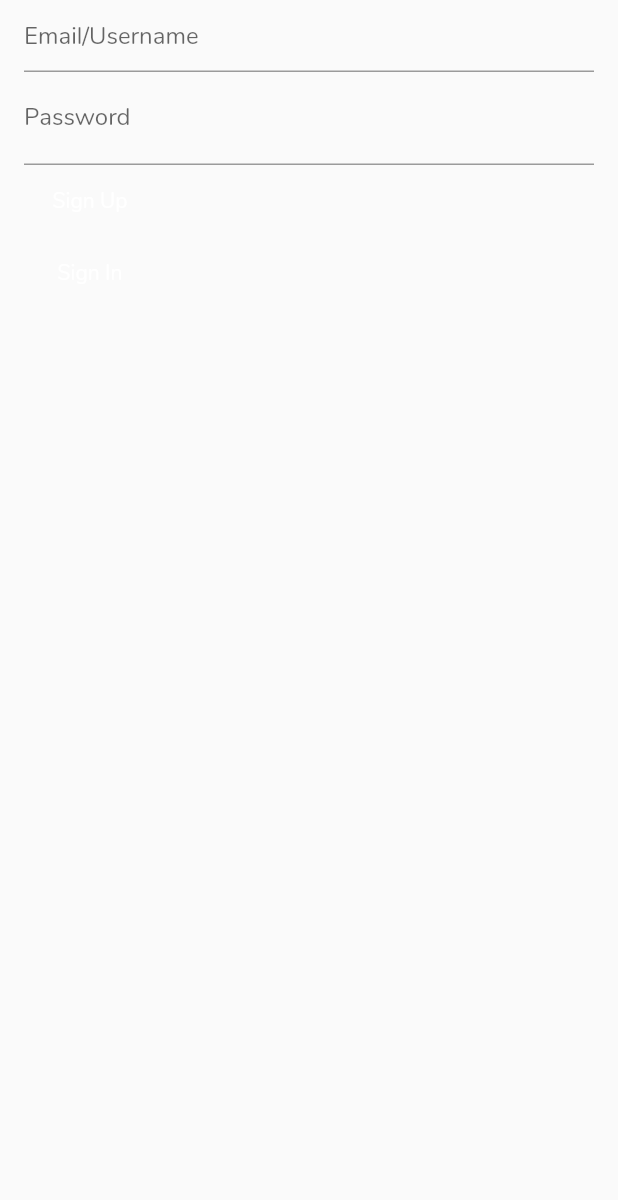
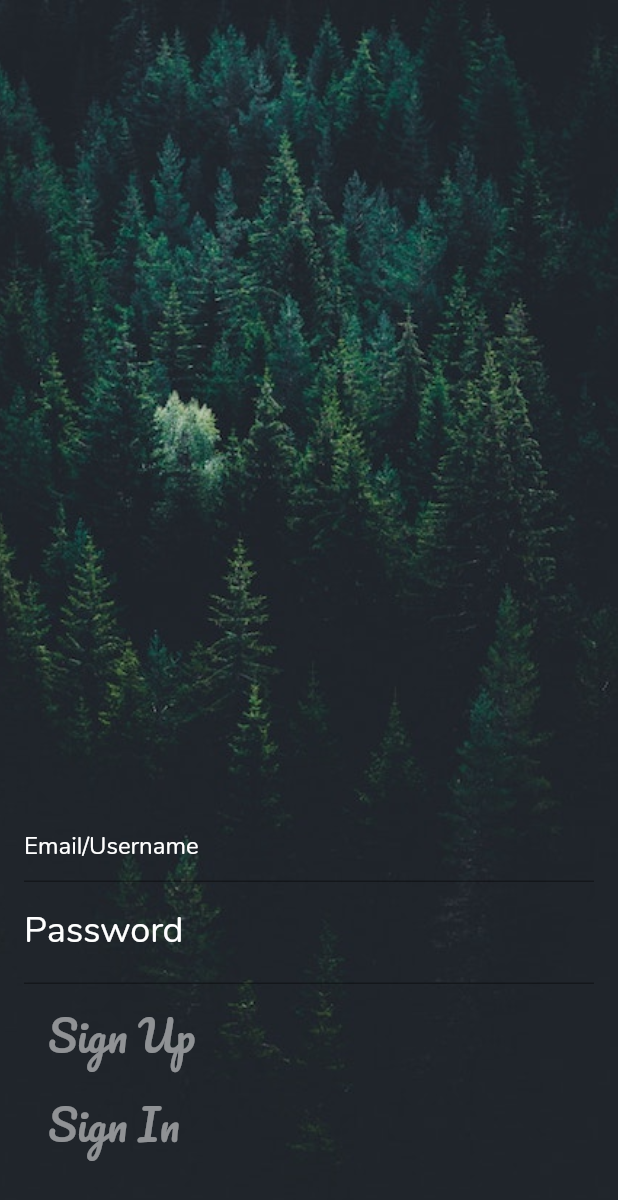
Before and after one commit to angie1015/psique, a Flutter app: the StandardPage screen opened directly with empty values, on a phone screen of 412 x 824 dp. Shown: the top 1200 px of the screen. Run offline on Flutter 3.47's test engine with Material 2 defaults, Android fonts, the light colour scheme and no system bars; our stand-ins replace audioplayers, google_fonts; missing offline and left inert: flutter_auth0.

Commit message:
ui for auth0

```diff
--- a/lib/main.dart
+++ b/lib/main.dart
@@ -39,7 +39,7 @@ class _MyAppState extends State<MyApp> {
       theme: ThemeData(fontFamily: 'Nunito'),
       title: 'Psique',
       debugShowCheckedModeBanner: false,
-      home: HomeRoute(), // use this line fo view the sign in page: StandardPage(auth),
+      home: StandardPage(auth), //HomeRoute(), // use this line fo view the sign in page: StandardPage(auth),
     );
   }
 }
--- a/lib/standard.dart
+++ b/lib/standard.dart
@@ -1,6 +1,8 @@
 import 'package:flutter/material.dart';
 import 'package:flutter_auth0/flutter_auth0.dart';
+import 'package:google_fonts/google_fonts.dart';
 import 'package:psique/main.dart';
+
 
 class StandardPage extends StatefulWidget {
   final auth;
@@ -66,50 +68,81 @@ class _StandardPageState extends State<StandardPage> {
         uctrl.text.isNotEmpty &&
         pctrl.text.isNotEmpty);
     return Scaffold(
-      body: SafeArea(
+      body:  Container(
+        height: MediaQuery.of(context).size.height,
+    width: MediaQuery.of(context).size.width,
+    decoration: BoxDecoration(
+    image: DecorationImage(
+    image: AssetImage('assets/images/forest_1.jpg'), fit: BoxFit.cover)),
+    child: SafeArea(
         child: Container(
           padding: EdgeInsets.symmetric(horizontal: 16.0),
           child: Column(
+            mainAxisAlignment: MainAxisAlignment.end,
             crossAxisAlignment: CrossAxisAlignment.start,
             children: <Widget>[
               TextField(
+                style: TextStyle(color: Colors.white),
+                cursorColor: Colors.white,
                 enabled: !logged,
                 controller: uctrl,
                 decoration: const InputDecoration(
+                  fillColor: Colors.white,
                   hintText: 'Email/Username',
+                  hintStyle: TextStyle(color: Colors.white),
+                    labelStyle: TextStyle(color: Colors.white,fontSize: 24.0),
                 ),
                 onChanged: (e) {
                   setState(() {});
                 },
               ),
               TextField(
+                style: TextStyle(color: Colors.white),
                 enabled: !logged,
                 controller: pctrl,
                 obscureText: true,
                 decoration: const InputDecoration(
+                    fillColor: Colors.white,
                   hintText: 'alphabets and numbers',
-                  labelText: 'Password'
+                  labelText: 'Password',
+                    labelStyle: TextStyle(color: Colors.white,fontSize: 24.0),
+                    hintStyle: TextStyle(color: Colors.white),
                 ),
                 onChanged: (e) {
                   setState(() {});
                 },
+
               ),
-              MaterialButton(
-                child: const Text('Sign Up'),
-                color: Colors.blueAccent,
-                textColor: Colors.white,
-                onPressed: canSignIn ? _signUp : null,
+              SizedBox(height: 10.0,),
+              Opacity(
+                opacity: .5,
+                child: MaterialButton(
+                  child: Text('Sign Up',
+                  style: GoogleFonts.pacifico(color: Colors.white, fontSize: 28,),
+                  ),
+                  color: Colors.black,
+                  textColor: Colors.white,
+                  onPressed: canSignIn ? _signUp : null,
+                ),
               ),
-              MaterialButton(
-                child: const Text('Sign In'),
-                color: Colors.redAccent,
-                textColor: Colors.white,
-                onPressed: canSignIn && !logged ? _signIn : null,
+              SizedBox(height: 10.0,),
+              Opacity(
+                opacity: .5,
+                child: MaterialButton(
+                  child: Text('Sign In',
+                  style: GoogleFonts.pacifico(color: Colors.white, fontSize: 28,),),
+                  color: Colors.blueGrey,
+                  textColor: Colors.white,
+                  onPressed: canSignIn && !logged ? _signIn : null,
+                ),
               ),
+              SizedBox(height: 50.0,)
             ],
           ),
         ),
       ),
+    ),
     );
+
   }
 }
```
